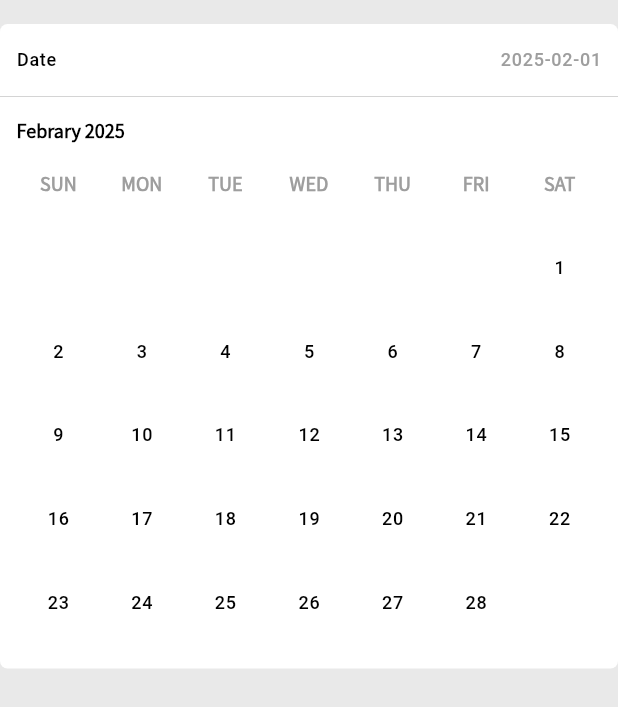
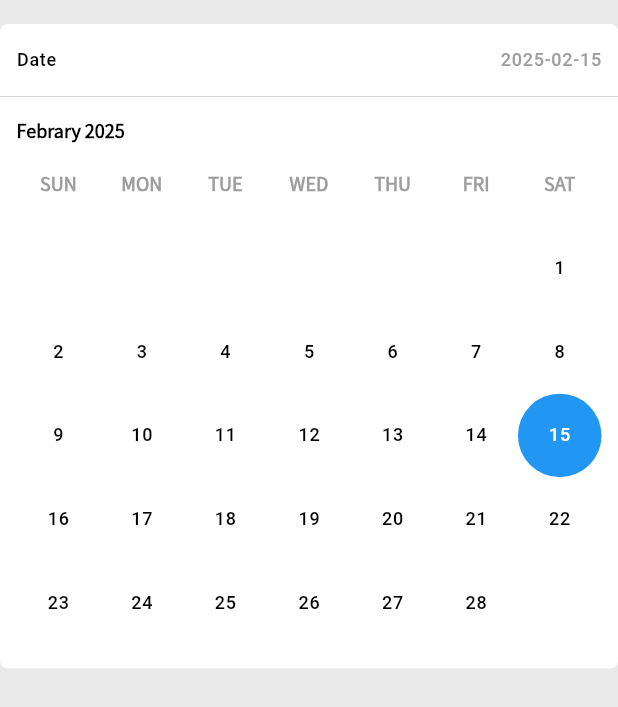
Before and after one commit to hurgyunam/easy_memo, a Flutter app: the PageCalendar widget shown alone on an empty page, opened directly, on a phone screen of 412 x 824 dp. Shown: the top 707 px of the screen. Run offline on Flutter 3.47's test engine with Material 3 defaults, Android fonts, the light colour scheme and no system bars; our stand-ins replace flutter_riverpod, flutter_secure_storage, freezed_annotation; accounts and stored records are empty.

Commit message:
[기능추가] 날짜 선택시 해당 날짜의 메모 리스트 표출

```diff
--- /dev/null
+++ b/lib/element/DateNumber.dart
@@ -0,0 +1,52 @@
+import 'package:flutter/material.dart';
+
+class DateNumber extends StatelessWidget {
+  final int day;
+  final bool isSelected;
+  final void Function(int) onTap;
+  final bool isToday;
+
+  const DateNumber({
+    super.key,
+    required this.day,
+    required this.isSelected,
+    required this.onTap,
+    this.isToday = false,
+  });
+
+  @override
+  Widget build(BuildContext context) {
+    final fontColor = isToday
+        ? Theme.of(context).colorScheme.background
+        : isSelected
+            ? Theme.of(context).colorScheme.background
+            : Theme.of(context).colorScheme.secondary;
+    final backgroundColor = isSelected
+        ? Theme.of(context).colorScheme.primary
+        : isToday
+            ? Theme.of(context).colorScheme.primary.withAlpha(120)
+            : Theme.of(context).colorScheme.background;
+
+    final numberWidget = Container(
+      decoration: BoxDecoration(
+        borderRadius: BorderRadius.circular(100),
+        color: backgroundColor,
+      ),
+      child: Center(
+        child: Text(
+          day == 0 ? "" : day.toString(),
+          style: Theme.of(context).textTheme.labelMedium?.copyWith(
+                color: fontColor,
+              ),
+        ),
+      ),
+    );
+
+    return GestureDetector(
+      onTap: () {
+        onTap(day);
+      },
+      child: numberWidget,
+    );
+  }
+}
--- a/lib/main.dart
+++ b/lib/main.dart
@@ -21,6 +21,7 @@ class MyApp extends StatelessWidget {
             primary: Colors.blue,
             secondary: Colors.black,
             tertiary: Colors.grey,
+            background: Colors.white,
             outline: Color(0x34545456),
           ),
           useMaterial3: true,
--- a/lib/page/calendar.dart
+++ b/lib/page/calendar.dart
@@ -1,7 +1,9 @@
 import 'package:easy_memo/data/memo.dart';
+import 'package:easy_memo/element/DateNumber.dart';
 import 'package:easy_memo/provider/memo_storage.dart';
 import 'package:flutter/material.dart';
 import 'package:flutter_riverpod/flutter_riverpod.dart';
+import 'package:intl/intl.dart';
 
 class PageCalendar extends ConsumerStatefulWidget {
   const PageCalendar({super.key});
@@ -11,6 +13,7 @@ class PageCalendar extends ConsumerStatefulWidget {
 }
 
 class _PageCalendarState extends ConsumerState<PageCalendar> {
+  final DateFormat dateFormat = DateFormat("yyyy-MM-dd");
   DateTime selectedDate = DateTime.now();
   List<Memo> memos = [];
 
@@ -18,12 +21,6 @@ class _PageCalendarState extends ConsumerState<PageCalendar> {
   void initState() {
     // TODO: implement initState
     super.initState();
-
-    ref.read(memoStorageProvider).loadByDate(date: selectedDate).then((value) {
-      setState(() {
-        memos = value;
-      });
-    });
   }
 
   @override
@@ -42,7 +39,7 @@ class _PageCalendarState extends ConsumerState<PageCalendar> {
     final monthStartDay = DateTime(now.year, now.month, 1);
     final monthLastDay = DateTime(now.year, now.month + 1, 0);
 
-    final dateNumbers = [];
+    final List<int> dateNumbers = [];
 
     for (var i = 0; i < monthStartDay.weekday; i++) {
       dateNumbers.add(0);
@@ -51,6 +48,12 @@ class _PageCalendarState extends ConsumerState<PageCalendar> {
     for (var i = 1; i <= monthLastDay.day; i++) {
       dateNumbers.add(i);
     }
+
+    ref.read(memoStorageProvider).loadByDate(date: selectedDate).then((value) {
+      setState(() {
+        memos = value;
+      });
+    });
 
     return Scrollbar(
       child: SingleChildScrollView(
@@ -87,7 +90,7 @@ class _PageCalendarState extends ConsumerState<PageCalendar> {
                                 ),
                           ),
                           Text(
-                            "2025-02-01",
+                            dateFormat.format(selectedDate),
                             style: Theme.of(context)
                                 .textTheme
                                 .labelMedium
@@ -146,18 +149,16 @@ class _PageCalendarState extends ConsumerState<PageCalendar> {
                                 );
                               }),
                               ...dateNumbers.map((date) {
-                                return Center(
-                                  child: Text(
-                                    date == 0 ? "" : date.toString(),
-                                    style: Theme.of(context)
-                                        .textTheme
-                                        .labelMedium
-                                        ?.copyWith(
-                                          color: Theme.of(context)
-                                              .colorScheme
-                                              .secondary,
-                                        ),
-                                  ),
+                                return DateNumber(
+                                  day: date,
+                                  isSelected: date == selectedDate.day,
+                                  onTap: (int day) {
+                                    setState(() {
+                                      selectedDate =
+                                          selectedDate.copyWith(day: day);
+                                    });
+                                  },
+                                  isToday: date == now.day,
                                 );
                               })
                             ],
--- a/lib/scaffold/main.dart
+++ b/lib/scaffold/main.dart
@@ -1,6 +1,5 @@
 import 'package:easy_memo/page/add_memo.dart';
 import 'package:easy_memo/page/calendar.dart';
-import 'package:easy_memo/page/test.dart';
 import 'package:flutter/material.dart';
 
 class ScaffoldMain extends StatefulWidget {
@@ -35,7 +34,7 @@ class _ScaffoldMainState extends State<ScaffoldMain> {
                   controller: pageController,
                   onPageChanged: (index) {},
                   children: [
-                    PageTest(),
+                    // PageTest(),
                     PageAddMemo(),
                     PageCalendar(),
                   ],
```
